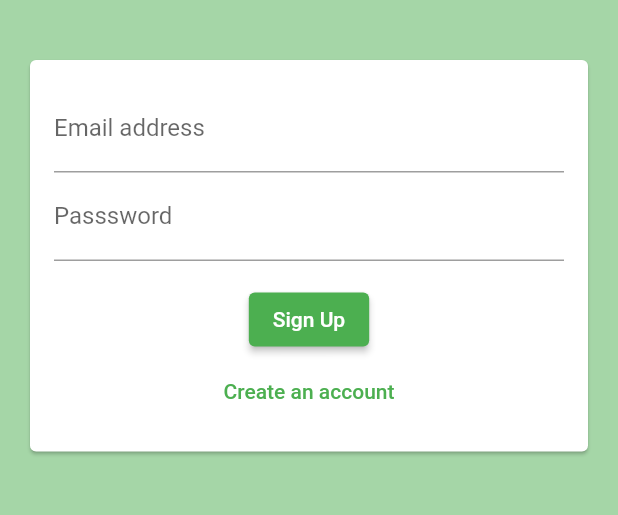
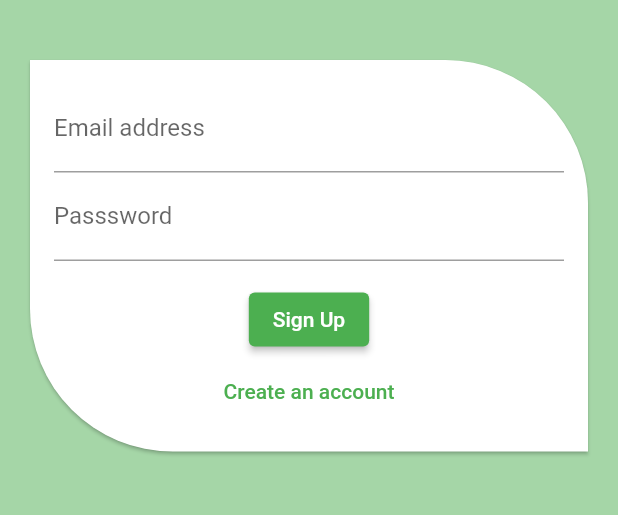
Before and after one commit to efrizalnf/me_chat_app, a Flutter app: the screen it shows after launch, on a phone screen of 412 x 824 dp, the part 524-1039 px from its top. Run offline on Flutter 3.47's test engine with Material 2 defaults, Android fonts, the light colour scheme and no system bars; our stand-ins replace cloud_firestore, emoji_picker_flutter, firebase_auth, firebase_core, google_sign_in; accounts and stored records are empty.

Commit message:
fixing login button and adding border radius on Card

```diff
--- a/lib/module/login/view/login_view.dart
+++ b/lib/module/login/view/login_view.dart
@@ -26,6 +26,12 @@ class LoginView extends StatefulWidget {
               child: Image.asset('assets/images/logo.png'),
             ),
             Card(
+              shape: const RoundedRectangleBorder(
+                borderRadius: BorderRadiusDirectional.only(
+                  bottomStart: Radius.circular(95),
+                  topEnd: Radius.circular(95),
+                ),
+              ),
               margin: const EdgeInsets.all(20),
               child: SingleChildScrollView(
                 child: Padding(
```
